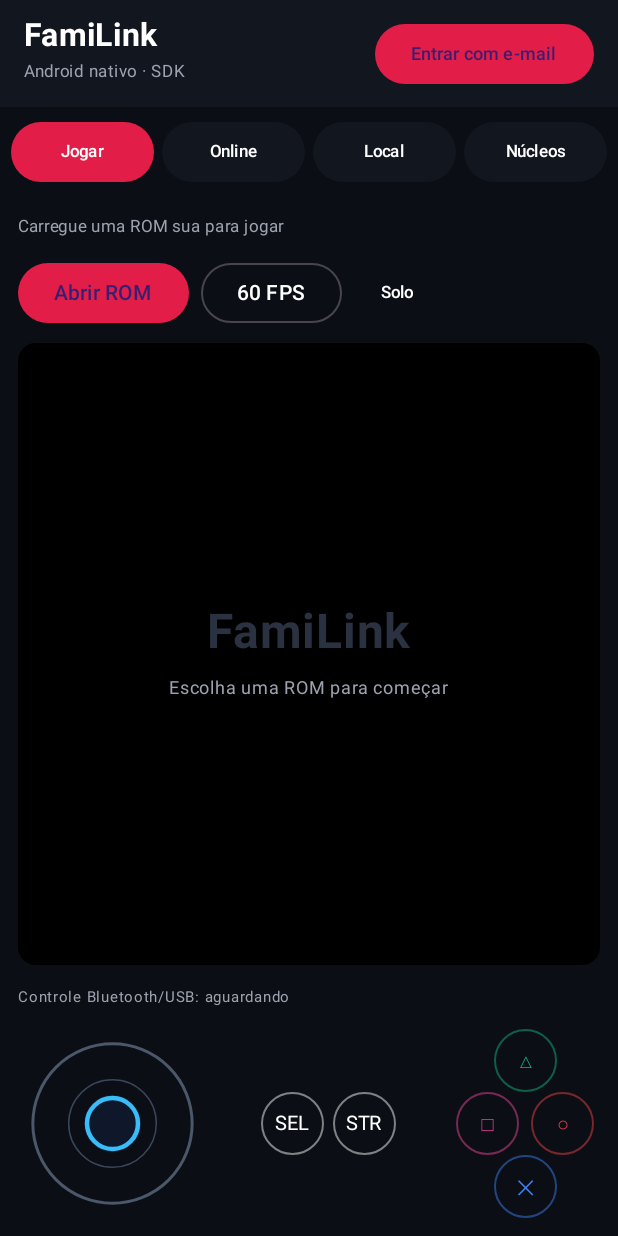
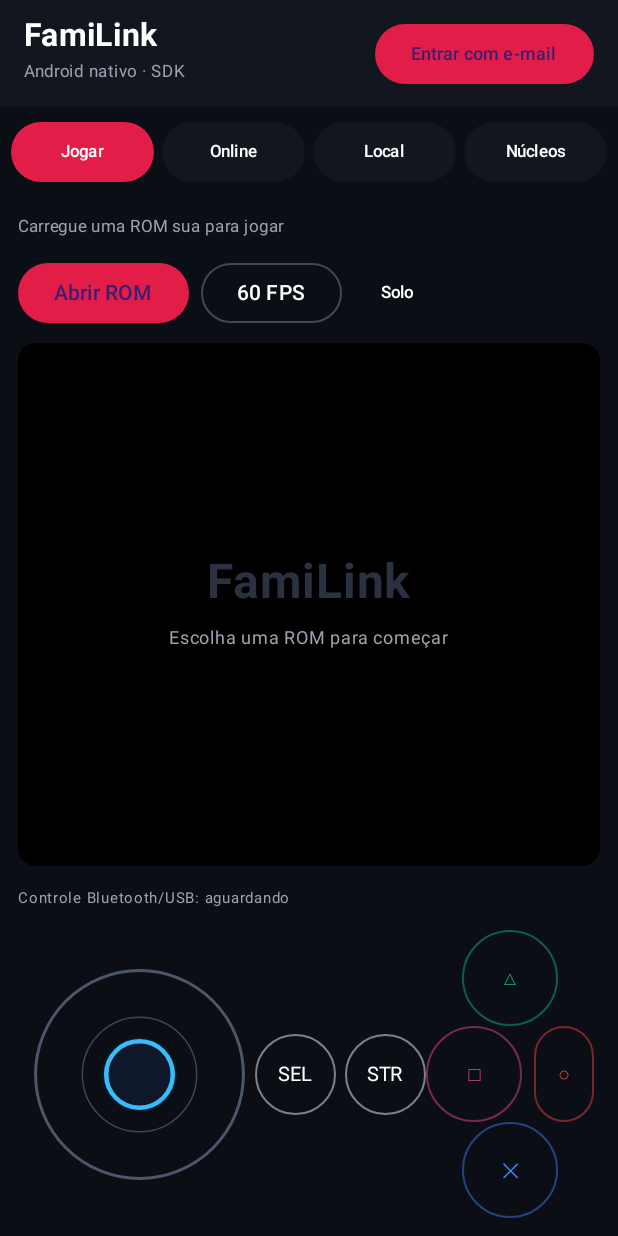
Before and after one commit to raullygomesbarbosa2-lgtm/familink-retro-native-android6, an Android app built with Jetpack Compose: the screen it shows after launch (MainActivity), on a phone screen of 412 x 824 dp. Run offline under Robolectric (Android 15) with nearby library versions, the phone set to English and light mode, and no system bars; our stand-ins replace Firebase (no records; nobody signed in at launch, a user with empty details on screens opened directly); 3 statements that could not run were skipped.

Commit message:
Query libretro system audio timing after game load and enlarge transparent virtual controls

```diff
--- a/app/src/main/java/com/familink/emulator/MainActivity.kt
+++ b/app/src/main/java/com/familink/emulator/MainActivity.kt
@@ -39,6 +39,7 @@ import androidx.compose.ui.platform.LocalContext
 import androidx.compose.ui.text.font.FontWeight
 import androidx.compose.ui.text.input.KeyboardType
 import androidx.compose.ui.text.input.PasswordVisualTransformation
+import androidx.compose.ui.unit.Dp
 import androidx.compose.ui.unit.dp
 import androidx.compose.ui.unit.sp
 import androidx.compose.ui.viewinterop.AndroidView
@@ -205,12 +206,12 @@ class MainActivity : ComponentActivity() {
                     }
                     Row(Modifier.align(Alignment.BottomCenter).fillMaxWidth().padding(horizontal=14.dp,vertical=8.dp), horizontalArrangement=Arrangement.SpaceBetween, verticalAlignment=Alignment.Bottom) {
                         AnalogStick(onMove={x,y->updateAnalog(x,y)})
-                        Row(horizontalArrangement=Arrangement.spacedBy(5.dp), verticalAlignment=Alignment.CenterVertically) { PadButton("SEL",2){b,d->updateTouchBit(b,d)}; PadButton("STR",3){b,d->updateTouchBit(b,d)} }
+                        Row(horizontalArrangement=Arrangement.spacedBy(5.dp), verticalAlignment=Alignment.CenterVertically) { PadButton("SEL",2,buttonSize=54.dp){b,d->updateTouchBit(b,d)}; PadButton("STR",3,buttonSize=54.dp){b,d->updateTouchBit(b,d)} }
                         Column(horizontalAlignment=Alignment.CenterHorizontally) {
-                            Row(horizontalArrangement=Arrangement.spacedBy(5.dp)) { PadButton("L1",10){b,d->updateTouchBit(b,d)}; PadButton("R1",11){b,d->updateTouchBit(b,d)} }
-                            PadButton("△",8,Color(0xFF10B981)){b,d->updateTouchBit(b,d)}
-                            Row(horizontalArrangement=Arrangement.spacedBy(7.dp)) { PadButton("□",9,Color(0xFFEC4899)){b,d->updateTouchBit(b,d)}; PadButton("○",0,Color(0xFFEF4444)){b,d->updateTouchBit(b,d)} }
-                            PadButton("✕",1,Color(0xFF3B82F6)){b,d->updateTouchBit(b,d)}
+                            Row(horizontalArrangement=Arrangement.spacedBy(5.dp)) { PadButton("L1",10,buttonSize=54.dp){b,d->updateTouchBit(b,d)}; PadButton("R1",11,buttonSize=54.dp){b,d->updateTouchBit(b,d)} }
+                            PadButton("△",8,Color(0xFF10B981),buttonSize=64.dp){b,d->updateTouchBit(b,d)}
+                            Row(horizontalArrangement=Arrangement.spacedBy(7.dp)) { PadButton("□",9,Color(0xFFEC4899),buttonSize=64.dp){b,d->updateTouchBit(b,d)}; PadButton("○",0,Color(0xFFEF4444),buttonSize=64.dp){b,d->updateTouchBit(b,d)} }
+                            PadButton("✕",1,Color(0xFF3B82F6),buttonSize=64.dp){b,d->updateTouchBit(b,d)}
                         }
                     }
                 }
@@ -259,11 +260,11 @@ class MainActivity : ComponentActivity() {
                         Spacer(Modifier.height(5.dp))
                         Row(Modifier.fillMaxWidth().padding(4.dp), horizontalArrangement = Arrangement.SpaceBetween, verticalAlignment = Alignment.CenterVertically) {
                             AnalogStick(onMove = { x, y -> updateAnalog(x, y) })
-                            Row(horizontalArrangement = Arrangement.spacedBy(6.dp)) { PadButton("SEL",2){b,d->updateTouchBit(b,d)}; PadButton("STR",3){b,d->updateTouchBit(b,d)} }
+                            Row(horizontalArrangement = Arrangement.spacedBy(6.dp)) { PadButton("SEL",2,buttonSize=54.dp){b,d->updateTouchBit(b,d)}; PadButton("STR",3,buttonSize=54.dp){b,d->updateTouchBit(b,d)} }
                             Column(horizontalAlignment = Alignment.CenterHorizontally) {
-                                PadButton("△",8,Color(0xFF10B981)){b,d->updateTouchBit(b,d)}
-                                Row(horizontalArrangement = Arrangement.spacedBy(8.dp)) { PadButton("□",9,Color(0xFFEC4899)){b,d->updateTouchBit(b,d)}; PadButton("○",0,Color(0xFFEF4444)){b,d->updateTouchBit(b,d)} }
-                                PadButton("✕",1,Color(0xFF3B82F6)){b,d->updateTouchBit(b,d)}
+                                PadButton("△",8,Color(0xFF10B981),buttonSize=64.dp){b,d->updateTouchBit(b,d)}
+                                Row(horizontalArrangement = Arrangement.spacedBy(8.dp)) { PadButton("□",9,Color(0xFFEC4899),buttonSize=64.dp){b,d->updateTouchBit(b,d)}; PadButton("○",0,Color(0xFFEF4444),buttonSize=64.dp){b,d->updateTouchBit(b,d)} }
+                                PadButton("✕",1,Color(0xFF3B82F6),buttonSize=64.dp){b,d->updateTouchBit(b,d)}
                             }
                         }
                     }
@@ -355,8 +356,8 @@ class MainActivity : ComponentActivity() {
     }
 
     @Composable
-    private fun PadButton(label: String, bit: Int, tint: Color = Color.White, onTouch: (Int, Boolean) -> Unit) {
-        Box(contentAlignment = Alignment.Center, modifier = Modifier.size(42.dp).background(Color.Transparent, CircleShape).border(1.dp, tint.copy(alpha = 0.48f), CircleShape).pointerInput(bit) {
+    private fun PadButton(label: String, bit: Int, tint: Color = Color.White, buttonSize: Dp = 60.dp, onTouch: (Int, Boolean) -> Unit) {
+        Box(contentAlignment = Alignment.Center, modifier = Modifier.size(buttonSize).background(Color.Transparent, CircleShape).border(1.dp, tint.copy(alpha = 0.48f), CircleShape).pointerInput(bit) {
             detectTapGestures(onPress = { onTouch(bit,true); tryAwaitRelease(); onTouch(bit,false) })
         }) { Text(label, color=tint, fontSize=13.sp) }
     }
@@ -397,7 +398,7 @@ private fun AnalogStick(onMove: (Float, Float) -> Unit) {
     var knob by remember { mutableStateOf(Offset.Zero) }
     Canvas(
         modifier = Modifier
-            .size(118.dp)
+            .size(154.dp)
             .pointerInput(Unit) {
                 val radius = minOf(size.width.toFloat(), size.height.toFloat()) * 0.34f
                 fun update(position: Offset) {
```
Also changed, not shown: 1 other file.
